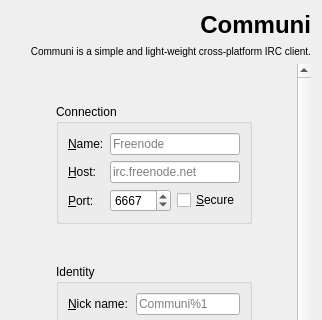
This is src/app/connectpage.ui in communi/communi-desktop as Qt 5 draws it before an edit; both pictures show x 0 to 322 and y 0 to 320 of the 322 by 458 pixel window. The edited form follows.
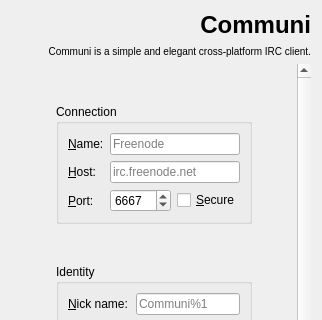
This is the edited form. Icons and pictures are not drawn.

Commit message: s/light-weight/elegant/ :p

```diff
--- a/src/app/connectpage.ui
+++ b/src/app/connectpage.ui
@@ -31,7 +31,7 @@
      <item row="1" column="1">
       <widget class="QLabel" name="sloganLabel">
        <property name="text">
-        <string>&lt;small&gt;Communi is a simple and light-weight cross-platform IRC client.&lt;/small&gt;</string>
+        <string>&lt;small&gt;Communi is a simple and elegant cross-platform IRC client.&lt;/small&gt;</string>
        </property>
        <property name="alignment">
         <set>Qt::AlignRight|Qt::AlignTop|Qt::AlignTrailing</set>
```
The commit also changes 1 other file.
